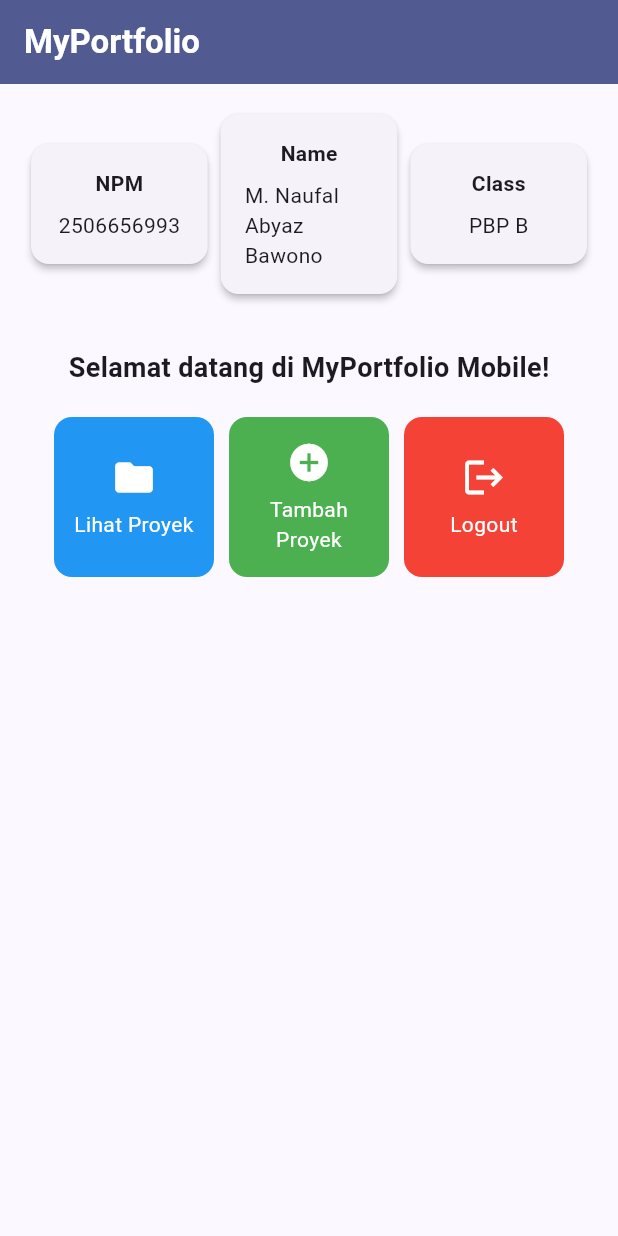
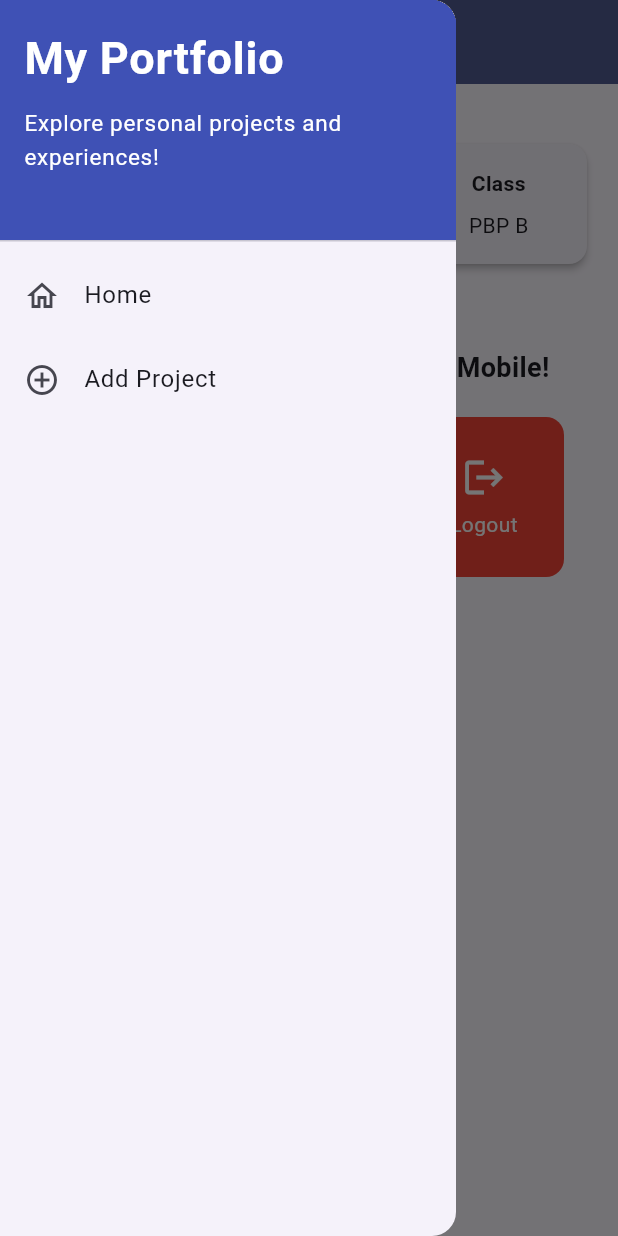
Before and after one commit to Abyaz1/myportofolio_mobile, a Flutter app: the screen it shows after launch, with the side drawer open (before the commit the screen has no drawer), on a phone screen of 412 x 824 dp. Run offline on Flutter 3.47's test engine with Material 3 defaults, Android fonts, the phone set to English and light mode, and no system bars.

Commit message:
feat: implementasi navigasi, form input proyek, drawer, dan refaktorisasi struktur berkas (Tutorial 09)

```diff
--- a/lib/main.dart
+++ b/lib/main.dart
@@ -1,5 +1,5 @@
 import 'package:flutter/material.dart';
-import 'package:myportofolio_mobile/menu.dart';
+import 'package:myportofolio_mobile/screens/menu.dart';
 
 // Fungsi utama bootstrap aplikasi Flutter
 void main() {
--- a/lib/menu.dart
+++ b/lib/screens/menu.dart
@@ -1,13 +1,6 @@
 import 'package:flutter/material.dart';
-
-// Model data untuk kartu menu aksi pada halaman utama
-class ItemHomepage {
-  final String name;
-  final IconData icon;
-  final Color color;
-
-  const ItemHomepage(this.name, this.icon, this.color);
-}
+import 'package:myportofolio_mobile/widgets/left_drawer.dart';
+import 'package:myportofolio_mobile/widgets/project_card.dart';
 
 // Widget halaman menu utama portofolio
 class MyHomePage extends StatelessWidget {
@@ -38,7 +31,10 @@ class MyHomePage extends StatelessWidget {
           ),
         ),
         backgroundColor: Theme.of(context).colorScheme.primary,
+        iconTheme: const IconThemeData(color: Colors.white),
       ),
+      // Drawer navigasi samping aplikasi
+      drawer: const LeftDrawer(),
       // Area badan halaman utama
       body: Padding(
         padding: const EdgeInsets.all(16.0),
@@ -120,67 +116,3 @@ class InfoCard extends StatelessWidget {
     );
   }
 }
-
-// Widget kartu menu aksi portofolio
-class ItemCard extends StatelessWidget {
-  final ItemHomepage item;
-
-  const ItemCard(this.item, {super.key});
-
-  @override
-  Widget build(BuildContext context) {
-    return Material(
-      color: item.color,
-      borderRadius: BorderRadius.circular(12),
-      child: InkWell(
-        // Menampilkan custom SnackBar interaktif saat kartu ditekan
-        onTap: () {
-          ScaffoldMessenger.of(context)
-            ..hideCurrentSnackBar()
-            ..showSnackBar(
-              SnackBar(
-                backgroundColor: item.color,
-                content: Row(
-                  children: [
-                    Icon(item.icon, color: Colors.white),
-                    const SizedBox(width: 8.0),
-                    Expanded(
-                      child: Text("Kamu telah menekan tombol ${item.name}!"),
-                    ),
-                  ],
-                ),
-                action: SnackBarAction(
-                  label: 'Tutup',
-                  textColor: Colors.white,
-                  onPressed: () {
-                    ScaffoldMessenger.of(context).hideCurrentSnackBar();
-                  },
-                ),
-              ),
-            );
-        },
-        child: Container(
-          padding: const EdgeInsets.all(8),
-          child: Center(
-            child: Column(
-              mainAxisAlignment: MainAxisAlignment.center,
-              children: [
-                Icon(
-                  item.icon,
-                  color: Colors.white,
-                  size: 30.0,
-                ),
-                const Padding(padding: EdgeInsets.all(3)),
-                Text(
-                  item.name,
-                  textAlign: TextAlign.center,
-                  style: const TextStyle(color: Colors.white),
-                ),
-              ],
-            ),
-          ),
-        ),
-      ),
-    );
-  }
-}
--- /dev/null
+++ b/lib/widgets/left_drawer.dart
@@ -0,0 +1,71 @@
+import 'package:flutter/material.dart';
+import 'package:myportofolio_mobile/screens/menu.dart';
+import 'package:myportofolio_mobile/screens/project_form.dart';
+
+// Widget drawer navigasi samping aplikasi
+class LeftDrawer extends StatelessWidget {
+  const LeftDrawer({super.key});
+
+  @override
+  Widget build(BuildContext context) {
+    return Drawer(
+      child: ListView(
+        children: [
+          // Header drawer navigasi dengan informasi aplikasi
+          const DrawerHeader(
+            decoration: BoxDecoration(
+              color: Colors.indigo,
+            ),
+            child: Column(
+              crossAxisAlignment: CrossAxisAlignment.start,
+              children: [
+                Text(
+                  'My Portfolio',
+                  style: TextStyle(
+                    fontSize: 30,
+                    fontWeight: FontWeight.bold,
+                    color: Colors.white,
+                  ),
+                ),
+                SizedBox(height: 10),
+                Text(
+                  'Explore personal projects and experiences!',
+                  style: TextStyle(
+                    fontSize: 15,
+                    color: Colors.white,
+                  ),
+                ),
+              ],
+            ),
+          ),
+          // Navigasi ke halaman utama portofolio
+          ListTile(
+            leading: const Icon(Icons.home_outlined),
+            title: const Text('Home'),
+            onTap: () {
+              Navigator.pushReplacement(
+                context,
+                MaterialPageRoute(
+                  builder: (context) => const MyHomePage(),
+                ),
+              );
+            },
+          ),
+          // Navigasi ke halaman formulir tambah proyek
+          ListTile(
+            leading: const Icon(Icons.add_circle_outline),
+            title: const Text('Add Project'),
+            onTap: () {
+              Navigator.pushReplacement(
+                context,
+                MaterialPageRoute(
+                  builder: (context) => const ProjectFormPage(),
+                ),
+              );
+            },
+          ),
+        ],
+      ),
+    );
+  }
+}
--- /dev/null
+++ b/lib/widgets/project_card.dart
@@ -0,0 +1,86 @@
+import 'package:flutter/material.dart';
+import 'package:myportofolio_mobile/screens/project_form.dart';
+
+// Model data untuk kartu menu aksi pada halaman utama
+class ItemHomepage {
+  final String name;
+  final IconData icon;
+  final Color color;
+
+  const ItemHomepage(this.name, this.icon, this.color);
+}
+
+// Widget kartu menu aksi portofolio
+class ItemCard extends StatelessWidget {
+  final ItemHomepage item;
+
+  const ItemCard(this.item, {super.key});
+
+  @override
+  Widget build(BuildContext context) {
+    return Material(
+      color: item.color,
+      borderRadius: BorderRadius.circular(12),
+      child: InkWell(
+        // Menangani aksi tap pada kartu menu aksi
+        onTap: () {
+          // Menampilkan custom SnackBar interaktif saat kartu ditekan
+          ScaffoldMessenger.of(context)
+            ..hideCurrentSnackBar()
+            ..showSnackBar(
+              SnackBar(
+                backgroundColor: item.color,
+                content: Row(
+                  children: [
+                    Icon(item.icon, color: Colors.white),
+                    const SizedBox(width: 8.0),
+                    Expanded(
+                      child: Text("Kamu telah menekan tombol ${item.name}!"),
+                    ),
+                  ],
+                ),
+                action: SnackBarAction(
+                  label: 'Tutup',
+                  textColor: Colors.white,
+                  onPressed: () {
+                    ScaffoldMessenger.of(context).hideCurrentSnackBar();
+                  },
+                ),
+              ),
+            );
+
+          // Navigasi ke halaman formulir tambah proyek jika tombol ditekan
+          if (item.name == "Tambah Proyek") {
+            Navigator.push(
+              context,
+              MaterialPageRoute(
+                builder: (context) => const ProjectFormPage(),
+              ),
+            );
+          }
+        },
+        child: Container(
+          padding: const EdgeInsets.all(8),
+          child: Center(
+            child: Column(
+              mainAxisAlignment: MainAxisAlignment.center,
+              children: [
+                Icon(
+                  item.icon,
+                  color: Colors.white,
+                  size: 30.0,
+                ),
+                const Padding(padding: EdgeInsets.all(3)),
+                Text(
+                  item.name,
+                  textAlign: TextAlign.center,
+                  style: const TextStyle(color: Colors.white),
+                ),
+              ],
+            ),
+          ),
+        ),
+      ),
+    );
+  }
+}
```
Also changed, not shown: lib/screens/project_form.dart (added, +220 -0 lines).
